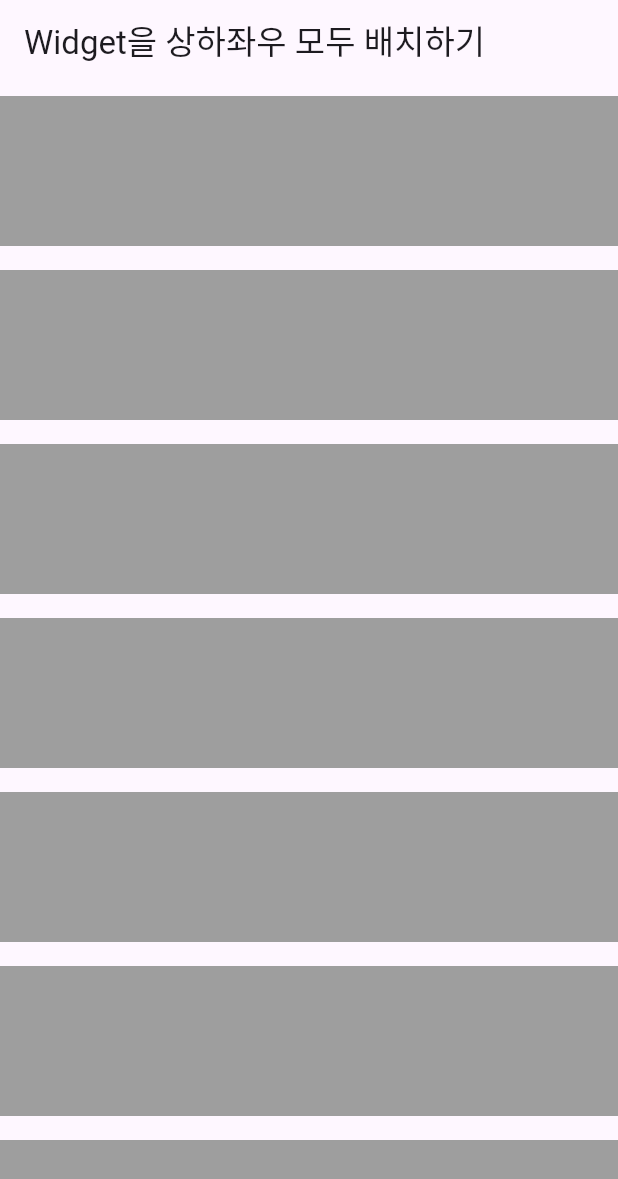
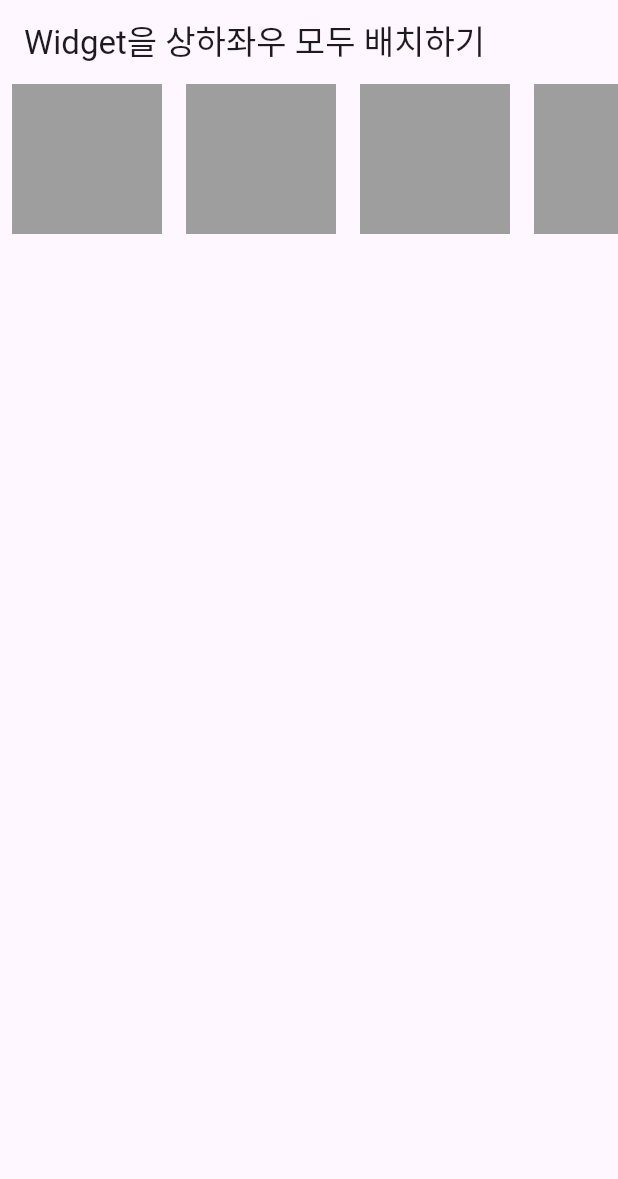
Before and after one commit to HiddenEvent/first_app, a Flutter app: the screen it shows after launch, on a phone screen of 412 x 824 dp. Shown: the top 1179 px of the screen. Run offline on Flutter 3.47's test engine with Material 3 defaults, Android fonts, the phone set to English and light mode, and no system bars.

Commit message:
[스크롤 Row] 가로 스크롤 처리 - SingleChildScrollView 사용 - scrollDirection: Axis.horizontal 속성 꼭 줘야함

```diff
--- a/lib/main.dart
+++ b/lib/main.dart
@@ -21,75 +21,76 @@
   @override
   Widget build(BuildContext context) {
     return SingleChildScrollView(
-      child: Column(
+      scrollDirection: Axis.horizontal,
+      child: Row(
         mainAxisAlignment: MainAxisAlignment.center, // 세로 정렬
-        crossAxisAlignment: CrossAxisAlignment.start, // 가로 정렬
+        crossAxisAlignment: CrossAxisAlignment.start, // 가로 정렬|
         children: [
           Container(
             color: Colors.grey,
-            width: double.infinity,
+            width: 100,
             height: 100,
-            margin: EdgeInsets.symmetric(vertical: 8),
+            margin: EdgeInsets.symmetric(horizontal: 8),
           ),
           Container(
             color: Colors.grey,
-            width: double.infinity,
+            width: 100,
             height: 100,
-            margin: EdgeInsets.symmetric(vertical: 8),
+            margin: EdgeInsets.symmetric(horizontal: 8),
           ),
           Container(
             color: Colors.grey,
-            width: double.infinity,
+            width: 100,
             height: 100,
-            margin: EdgeInsets.symmetric(vertical: 8),
+            margin: EdgeInsets.symmetric(horizontal: 8),
           ),
           Container(
             color: Colors.grey,
-            width: double.infinity,
+            width: 100,
             height: 100,
-            margin: EdgeInsets.symmetric(vertical: 8),
+            margin: EdgeInsets.symmetric(horizontal: 8),
           ),
           Container(
             color: Colors.grey,
-            width: double.infinity,
+            width: 100,
             height: 100,
-            margin: EdgeInsets.symmetric(vertical: 8),
+            margin: EdgeInsets.symmetric(horizontal: 8),
           ),
           Container(
             color: Colors.grey,
-            width: double.infinity,
+            width: 100,
             height: 100,
-            margin: EdgeInsets.symmetric(vertical: 8),
+            margin: EdgeInsets.symmetric(horizontal: 8),
           ),
           Container(
             color: Colors.grey,
-            width: double.infinity,
+            width: 100,
             height: 100,
-            margin: EdgeInsets.symmetric(vertical: 8),
+            margin: EdgeInsets.symmetric(horizontal: 8),
           ),
           Container(
             color: Colors.grey,
-            width: double.infinity,
+            width: 100,
             height: 100,
-            margin: EdgeInsets.symmetric(vertical: 8),
+            margin: EdgeInsets.symmetric(horizontal: 8),
           ),
           Container(
             color: Colors.grey,
-            width: double.infinity,
+            width: 100,
             height: 100,
-            margin: EdgeInsets.symmetric(vertical: 8),
+            margin: EdgeInsets.symmetric(horizontal: 8),
           ),
           Container(
             color: Colors.grey,
-            width: double.infinity,
+            width: 100,
             height: 100,
-            margin: EdgeInsets.symmetric(vertical: 8),
+            margin: EdgeInsets.symmetric(horizontal: 8),
           ),
           Container(
             color: Colors.grey,
-            width: double.infinity,
+            width: 100,
             height: 100,
-            margin: EdgeInsets.symmetric(vertical: 8),
+            margin: EdgeInsets.symmetric(horizontal: 8),
           ),
         ],
       ),
```
